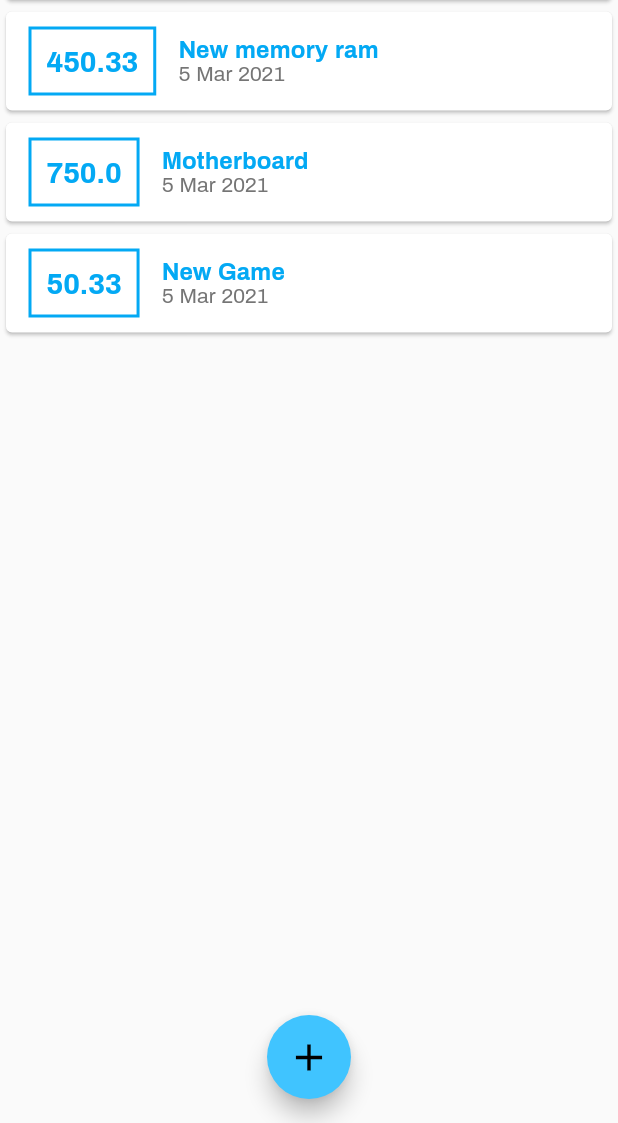
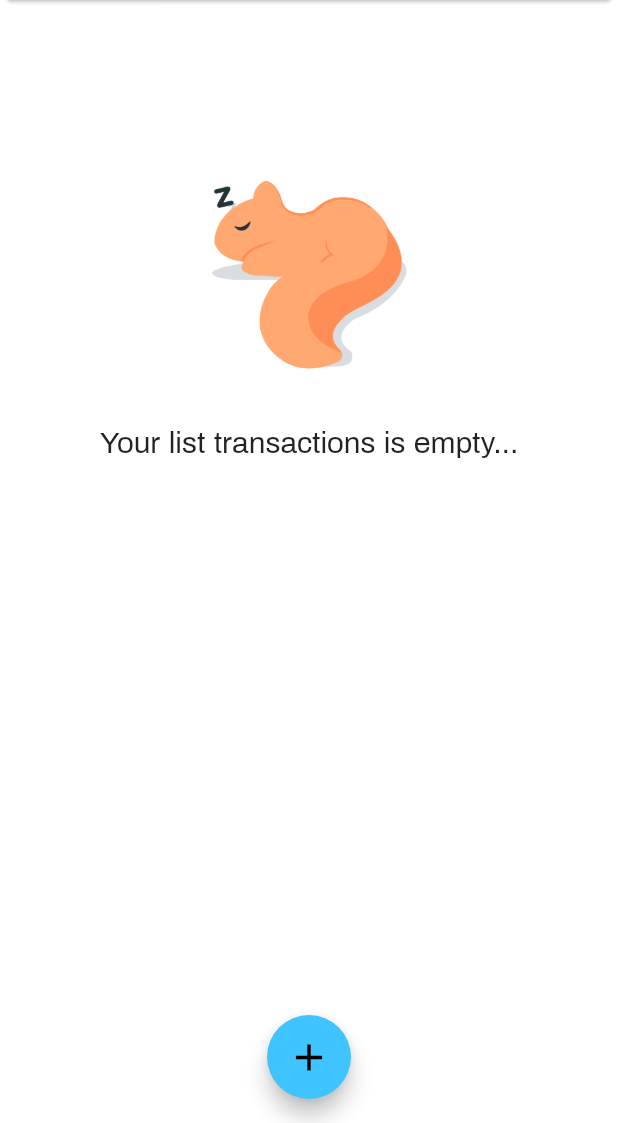
Before and after one commit to matheus-paulino/expanses, a Flutter app: the screen it shows after launch, on a phone screen of 412 x 824 dp, the part 113-1236 px from its top. Run offline on Flutter 3.47's test engine with Material 2 defaults, Android fonts, the phone set to English and light mode, and no system bars.

Commit message:
if transaction is empty show gif

```diff
--- a/lib/components/transaction_list.dart
+++ b/lib/components/transaction_list.dart
@@ -11,8 +11,30 @@ class TransactionList extends StatelessWidget {
   @override
   Widget build(BuildContext context) {
     return Container(
-      height: 300,
-      child: ListView.builder(
+      height: 400,
+      child: transactions.isEmpty
+          ? Column(
+              children: [
+                SizedBox(
+                  height: 20.0,
+                ),
+                Container(
+                  width: 260,
+                  child: Image.asset(
+                    'assets/gifs/empty_list.gif',
+                    fit: BoxFit.cover,
+                  ),
+                ),
+                Text(
+                  'Your list transactions is empty...',
+                  style: TextStyle(
+                    fontWeight: FontWeight.w500,
+                    fontSize: 20.0,
+                  ),
+                ),
+              ],
+            )
+          : ListView.builder(
               itemCount: transactions.length,
               itemBuilder: (ctx, index) {
                 final transaction = transactions[index];
--- a/lib/main.dart
+++ b/lib/main.dart
@@ -13,10 +13,10 @@ class ExpensesApp extends StatelessWidget {
     return new MaterialApp(
       home: HomePage(),
       theme: ThemeData(
-        primarySwatch: Colors.lightBlue,
-        accentColor: Colors.lightBlueAccent,
-        fontFamily: 'Archivo'
-      ),
+          scaffoldBackgroundColor: Colors.white,
+          primarySwatch: Colors.lightBlue,
+          accentColor: Colors.lightBlueAccent,
+          fontFamily: 'Archivo'),
     );
   }
 }
@@ -27,25 +27,25 @@ class HomePage extends StatefulWidget {
 }
 
 class _HomePageState extends State<HomePage> {
-  final _transcations = [
-    Transaction(
-      id: 't1',
-      title: 'New memory ram',
-      value: 450.33,
-      date: DateTime.now(),
-    ),
-    Transaction(
-      id: 't2',
-      title: 'Motherboard',
-      value: 750.00,
-      date: DateTime.now(),
-    ),
-    Transaction(
-      id: 't3',
-      title: 'New Game',
-      value: 50.33,
-      date: DateTime.now(),
-    ),
+  final List<Transaction> _transcations = [
+    // Transaction(
+    //   id: 't1',
+    //   title: 'New memory ram',
+    //   value: 450.33,
+    //   date: DateTime.now(),
+    // ),
+    // Transaction(
+    //   id: 't2',
+    //   title: 'Motherboard',
+    //   value: 750.00,
+    //   date: DateTime.now(),
+    // ),
+    // Transaction(
+    //   id: 't3',
+    //   title: 'New Game',
+    //   value: 50.33,
+    //   date: DateTime.now(),
+    // ),
   ];
 
   _addTransaction(String title, double value) {
--- a/pubspec.yaml
+++ b/pubspec.yaml
@@ -46,9 +46,8 @@ flutter:
   uses-material-design: true
 
   # To add assets to your application, add an assets section, like this:
-  # assets:
-  #   - images/a_dot_burr.jpeg
-  #   - images/a_dot_ham.jpeg
+  assets:
+    - assets/gifs/empty_list.gif
 
   # An image asset can refer to one or more resolution-specific "variants", see
   # https://flutter.dev/assets-and-images/#resolution-aware.
```
Also changed, not shown: assets/gifs/empty_list.gif (added). Lines whose indentation alone changed are shown as unchanged.
